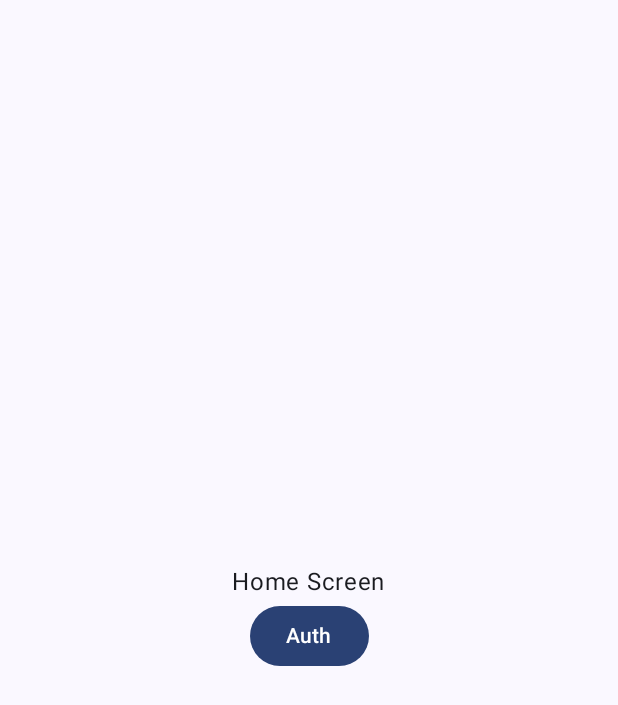
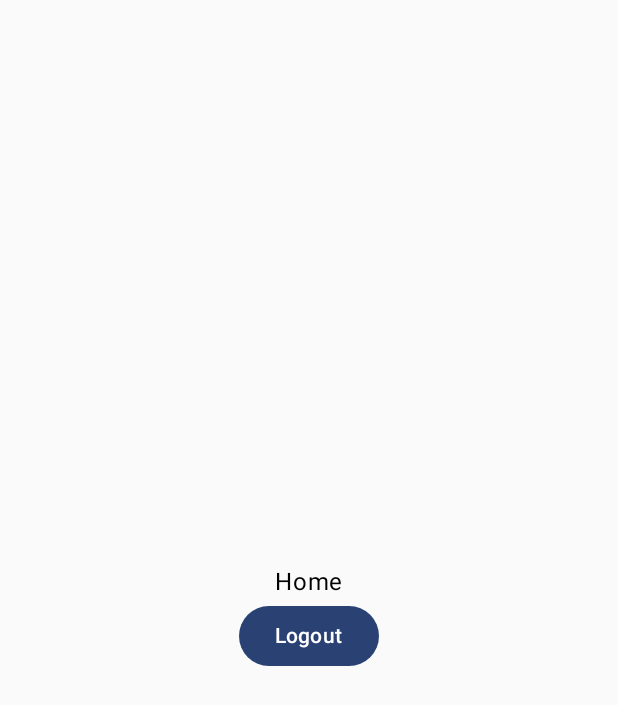
Before and after one commit to pratee-k-umar/itravelSolo, an Android app built with Jetpack Compose: the home screen opened through its navigation route, on a phone screen of 412 x 824 dp. Shown: the top 705 px of the screen. Run offline under Robolectric (Android 15) with nearby library versions, the phone set to English and light mode, and no system bars.

```diff
--- a/app/src/main/java/com/itravelsolo/MainActivity.kt
+++ b/app/src/main/java/com/itravelsolo/MainActivity.kt
@@ -5,21 +5,21 @@ import androidx.activity.ComponentActivity
 import androidx.activity.compose.setContent
 import androidx.activity.enableEdgeToEdge
 import androidx.activity.viewModels
-import androidx.compose.foundation.layout.fillMaxSize
-import androidx.compose.material3.Scaffold
 import androidx.compose.runtime.Composable
 import androidx.compose.runtime.collectAsState
 import androidx.compose.runtime.getValue
 import androidx.compose.runtime.mutableStateOf
 import androidx.compose.runtime.remember
 import androidx.compose.runtime.setValue
-import androidx.compose.ui.Modifier
 import androidx.core.splashscreen.SplashScreen.Companion.installSplashScreen
 import androidx.navigation.compose.NavHost
 import androidx.navigation.compose.composable
+import androidx.navigation.compose.navigation
 import androidx.navigation.compose.rememberNavController
 import com.itravelsolo.Screen.Auth
-import com.itravelsolo.Screen.Home
+import com.itravelsolo.Screen.Auth.OTPVerify
+import com.itravelsolo.Screen.Main.Home
+import com.itravelsolo.Screen.Main.Profile
 import com.itravelsolo.Screen.OnBoard
 import com.itravelsolo.Screen.Splash
 import com.itravelsolo.ui.theme.ItravelSoloTheme
@@ -36,10 +36,8 @@ class MainActivity : ComponentActivity() {
         enableEdgeToEdge()
         setContent {
             ItravelSoloTheme {
-                Scaffold(modifier = Modifier.fillMaxSize()) { innerPadding ->
                 val isLoading by viewModel.isLoading.collectAsState()
                 if(!isLoading) Navigation()
-                }
             }
         }
     }
@@ -75,11 +73,21 @@ fun Navigation() {
                 }
             )
         }
+        navigation("auth", "auth_flow") {
             composable("auth") {
                 Auth(navController)
             }
+            composable("otp") {
+                OTPVerify()
+            }
+        }
+        navigation("home", "main_flow") {
             composable("home") {
                 Home(navController)
             }
+            composable("profile") {
+                Profile(navController)
             }
         }
+    }
+}
--- a/app/src/main/java/com/itravelsolo/Screen/Home.kt
+++ /dev/null
@@ -1,39 +0,0 @@
-package com.itravelsolo.Screen
-
-import androidx.compose.foundation.layout.Arrangement
-import androidx.compose.foundation.layout.Column
-import androidx.compose.foundation.layout.fillMaxSize
-import androidx.compose.foundation.layout.padding
-import androidx.compose.material3.Button
-import androidx.compose.material3.Surface
-import androidx.compose.material3.Text
-import androidx.compose.runtime.Composable
-import androidx.compose.ui.Alignment
-import androidx.compose.ui.Modifier
-import androidx.compose.ui.unit.dp
-import androidx.navigation.NavHostController
-
-@Composable
-fun Home(navController: NavHostController) {
-    Surface(
-        modifier = Modifier
-            .fillMaxSize()
-    ) {
-        Column(
-            modifier = Modifier
-                .fillMaxSize()
-                .padding(16.dp),
-            verticalArrangement = Arrangement.Center,
-            horizontalAlignment = Alignment.CenterHorizontally
-        ) {
-            Text(text = "Home Screen")
-            Button(
-                onClick = {
-                    navController.navigate("auth")
-                }
-            ) {
-                Text(text = "Auth")
-            }
-        }
-    }
-}
--- /dev/null
+++ b/app/src/main/java/com/itravelsolo/Screen/Main/Home.kt
@@ -0,0 +1,25 @@
+package com.itravelsolo.Screen.Main
+
+import androidx.compose.foundation.layout.Arrangement
+import androidx.compose.foundation.layout.Column
+import androidx.compose.foundation.layout.fillMaxSize
+import androidx.compose.material3.Button
+import androidx.compose.material3.Text
+import androidx.compose.runtime.Composable
+import androidx.compose.ui.Alignment
+import androidx.compose.ui.Modifier
+import androidx.navigation.NavHostController
+
+@Composable
+fun Home(navController: NavHostController) {
+    Column(
+        modifier = Modifier.fillMaxSize(),
+        horizontalAlignment = Alignment.CenterHorizontally,
+        verticalArrangement = Arrangement.Center
+    ) {
+        Text("Home")
+        Button(onClick = {navController.navigate("auth")}) {
+            Text("Logout")
+        }
+    }
+}
--- /dev/null
+++ b/app/src/main/java/com/itravelsolo/Screen/Main/Profile.kt
@@ -0,0 +1,21 @@
+package com.itravelsolo.Screen.Main
+
+import androidx.compose.foundation.layout.Arrangement
+import androidx.compose.foundation.layout.Column
+import androidx.compose.foundation.layout.fillMaxSize
+import androidx.compose.material3.Text
+import androidx.compose.runtime.Composable
+import androidx.compose.ui.Alignment
+import androidx.compose.ui.Modifier
+import androidx.navigation.NavHostController
+
+@Composable
+fun Profile(navController: NavHostController) {
+    Column(
+        modifier = Modifier.fillMaxSize(),
+        horizontalAlignment = Alignment.CenterHorizontally,
+        verticalArrangement = Arrangement.Center
+    ) {
+        Text("Profile")
+    }
+}
```
Also changed, not shown: app/src/main/java/com/itravelsolo/Screen/Auth.kt (+7 -4 lines), app/src/main/java/com/itravelsolo/Screen/Auth/OTPVerify.kt (added, +20 -0 lines), app/src/main/java/com/itravelsolo/ui/components/Bar.kt (added, +57 -0 lines), 5 other files. Lines whose indentation alone changed are shown as unchanged.
